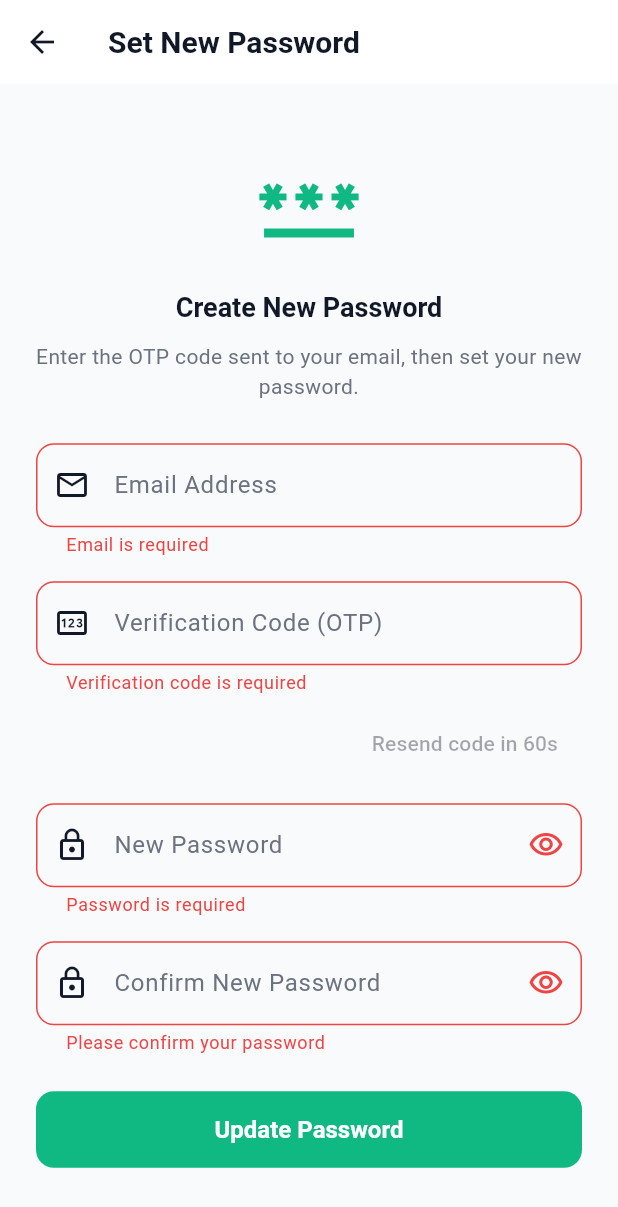
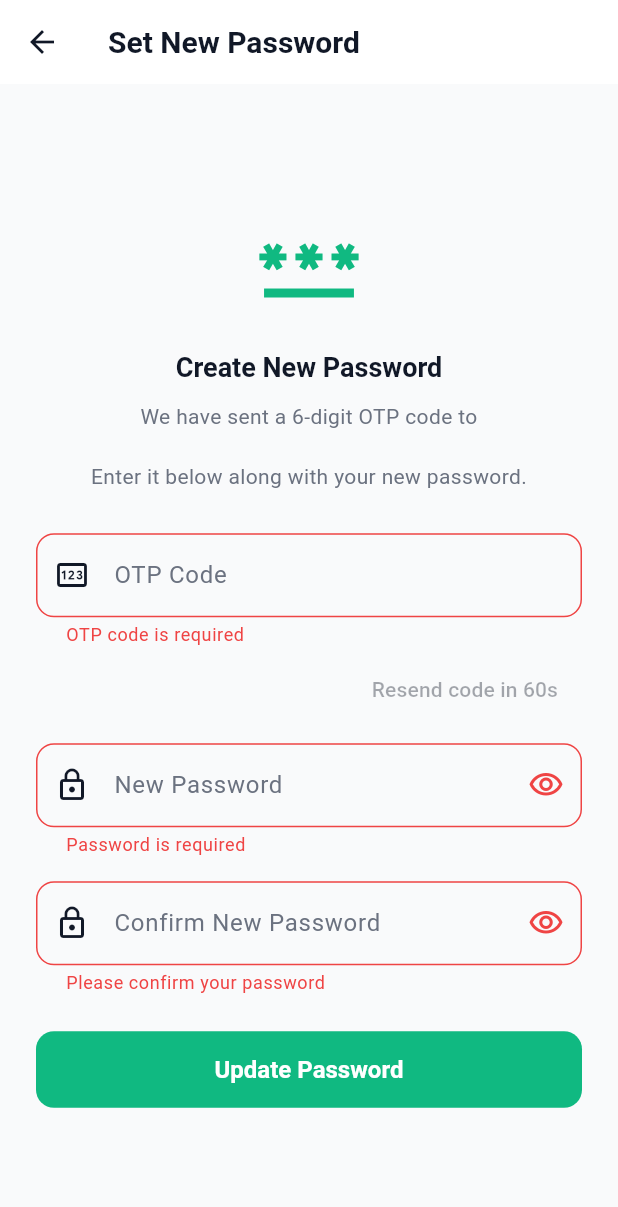
Before and after one commit to PrakashDharaviya/Resume_Builder_Flutter, a Flutter app: the ResetPasswordPage screen opened by its route, after a tap on "Update Password", on a phone screen of 412 x 824 dp. Shown: the top 1207 px of the screen. Run offline on Flutter 3.47's test engine with Material 3 defaults, Android fonts, the phone set to English and light mode, and no system bars; our stand-ins replace cloud_firestore, cloud_functions, dartz, equatable, firebase_auth, firebase_core and 9 more; accounts and stored records are empty.

Commit message:
Update forgot password cloud function and secure config keys

```diff
--- a/lib/features/auth/presentation/bloc/auth_bloc.dart
+++ b/lib/features/auth/presentation/bloc/auth_bloc.dart
@@ -167,32 +167,10 @@ class AuthBloc extends Bloc<AuthEvent, AuthState> {
   ) async {
     emit(const ForgotPasswordLoading());
 
-    final existsResult = await checkEmailExists(event.email);
+    // Directly call resetPassword which calls the cloud function.
+    // The cloud function natively checks if the user exists and returns an error if not.
+    final resetResult = await resetPassword(event.email);
 
-    await existsResult.fold(
-      (failure) async {
-        final resetResult = await resetPassword(event.email);
-        resetResult.fold(
-          (resetFailure) =>
-              emit(ForgotPasswordError(message: resetFailure.message)),
-          (_) => emit(
-            const ForgotPasswordSuccess(
-              message: 'Verification code sent. Please check your email.',
-            ),
-          ),
-        );
-      },
-      (exists) async {
-        if (!exists) {
-          emit(
-            const ForgotPasswordError(
-              message: 'No account found with this email address.',
-            ),
-          );
-          return;
-        }
-
-        final resetResult = await resetPassword(event.email);
     resetResult.fold(
       (failure) => emit(ForgotPasswordError(message: failure.message)),
       (_) => emit(
@@ -200,8 +178,6 @@ class AuthBloc extends Bloc<AuthEvent, AuthState> {
           message: 'Verification code sent. Please check your email.',
         ),
       ),
-        );
-      },
     );
   }
 
--- a/lib/features/auth/presentation/pages/reset_password_page.dart
+++ b/lib/features/auth/presentation/pages/reset_password_page.dart
@@ -1,6 +1,7 @@
 import 'dart:async';
 
 import 'package:flutter/material.dart';
+import 'package:flutter/services.dart';
 import 'package:flutter_bloc/flutter_bloc.dart';
 import 'package:resumebuilder/core/constants/app_colors.dart';
 import 'package:resumebuilder/core/constants/app_routes.dart';
@@ -20,7 +21,6 @@ class ResetPasswordPage extends StatefulWidget {
 
 class _ResetPasswordPageState extends State<ResetPasswordPage> {
   final _formKey = GlobalKey<FormState>();
-  final _emailController = TextEditingController();
   final _otpCodeController = TextEditingController();
   final _newPasswordController = TextEditingController();
   final _confirmPasswordController = TextEditingController();
@@ -30,18 +30,18 @@ class _ResetPasswordPageState extends State<ResetPasswordPage> {
   Timer? _resendTimer;
   int _secondsUntilResend = 60;
 
+  String get _email => widget.initialEmail?.trim() ?? '';
+
   @override
   void initState() {
     super.initState();
-    _emailController.text = widget.initialEmail?.trim() ?? '';
-    if (_emailController.text.isNotEmpty) {
+    if (_email.isNotEmpty) {
       _startResendCountdown();
     }
   }
 
   @override
   void dispose() {
-    _emailController.dispose();
     _otpCodeController.dispose();
     _newPasswordController.dispose();
     _confirmPasswordController.dispose();
@@ -76,10 +76,10 @@ class _ResetPasswordPageState extends State<ResetPasswordPage> {
   }
 
   void _onResendCode() {
-    if (Validators.validateEmail(_emailController.text.trim()) != null) {
+    if (_email.isEmpty) {
       ScaffoldMessenger.of(context).showSnackBar(
         const SnackBar(
-          content: Text('Please enter a valid email address to resend code.'),
+          content: Text('Email address not available. Please go back and try again.'),
           backgroundColor: AppColors.error,
         ),
       );
@@ -87,7 +87,7 @@ class _ResetPasswordPageState extends State<ResetPasswordPage> {
     }
 
     context.read<AuthBloc>().add(
-      ForgotPasswordRequestedEvent(email: _emailController.text.trim()),
+      ForgotPasswordRequestedEvent(email: _email),
     );
   }
 
@@ -96,9 +96,19 @@ class _ResetPasswordPageState extends State<ResetPasswordPage> {
       return;
     }
 
+    if (_email.isEmpty) {
+      ScaffoldMessenger.of(context).showSnackBar(
+        const SnackBar(
+          content: Text('Email address not available. Please go back and try again.'),
+          backgroundColor: AppColors.error,
+        ),
+      );
+      return;
+    }
+
     context.read<AuthBloc>().add(
       ConfirmPasswordResetEvent(
-        email: _emailController.text.trim(),
+        email: _email,
         oobCode: _otpCodeController.text.trim(),
         newPassword: _newPasswordController.text,
       ),
@@ -164,12 +174,15 @@ class _ResetPasswordPageState extends State<ResetPasswordPage> {
                   child: Column(
                     crossAxisAlignment: CrossAxisAlignment.stretch,
                     children: [
+                      // Icon
                       const Icon(
                         Icons.password,
                         size: 72,
                         color: AppColors.primary,
                       ),
                       const SizedBox(height: 20),
+
+                      // Title
                       Text(
                         'Create New Password',
                         textAlign: TextAlign.center,
@@ -177,46 +190,48 @@ class _ResetPasswordPageState extends State<ResetPasswordPage> {
                             ?.copyWith(fontWeight: FontWeight.bold),
                       ),
                       const SizedBox(height: 10),
+
+                      // Description with email
                       Text(
-                        'Enter the OTP code sent to your email, then set your new password.',
+                        'We have sent a 6-digit OTP code to\n$_email\nEnter it below along with your new password.',
                         textAlign: TextAlign.center,
                         style: Theme.of(context).textTheme.bodyMedium?.copyWith(
                           color: AppColors.textSecondaryLight,
                         ),
                       ),
                       const SizedBox(height: 28),
-                      TextFormField(
-                        controller: _emailController,
-                        keyboardType: TextInputType.emailAddress,
-                        enabled: !isLoading,
-                        decoration: const InputDecoration(
-                          labelText: 'Email Address',
-                          prefixIcon: Icon(Icons.email_outlined),
-                        ),
-                        validator: Validators.validateEmail,
-                      ),
-                      const SizedBox(height: 16),
+
+                      // OTP Field
                       TextFormField(
                         controller: _otpCodeController,
                         keyboardType: TextInputType.number,
                         enabled: !isLoading,
+                        maxLength: 6,
+                        inputFormatters: [
+                          FilteringTextInputFormatter.digitsOnly,
+                          LengthLimitingTextInputFormatter(6),
+                        ],
                         decoration: const InputDecoration(
-                          labelText: 'Verification Code (OTP)',
+                          labelText: 'OTP Code',
+                          hintText: 'Enter 6-digit OTP',
                           prefixIcon: Icon(Icons.pin_outlined),
+                          counterText: '',
                         ),
                         validator: (value) {
                           if (value == null || value.trim().isEmpty) {
-                            return 'Verification code is required';
+                            return 'OTP code is required';
                           }
 
                           final code = value.trim();
                           if (code.length != 6 || int.tryParse(code) == null) {
-                            return 'Enter a valid 6-digit code';
+                            return 'Enter a valid 6-digit OTP code';
                           }
                           return null;
                         },
                       ),
-                      const SizedBox(height: 8),
+
+                      // Resend code button
+                      const SizedBox(height: 4),
                       Align(
                         alignment: Alignment.centerRight,
                         child: TextButton(
@@ -230,7 +245,9 @@ class _ResetPasswordPageState extends State<ResetPasswordPage> {
                           ),
                         ),
                       ),
-                      const SizedBox(height: 16),
+                      const SizedBox(height: 12),
+
+                      // New Password Field
                       TextFormField(
                         controller: _newPasswordController,
                         obscureText: _obscureNewPassword,
@@ -254,6 +271,8 @@ class _ResetPasswordPageState extends State<ResetPasswordPage> {
                         validator: Validators.validatePassword,
                       ),
                       const SizedBox(height: 16),
+
+                      // Confirm Password Field
                       TextFormField(
                         controller: _confirmPasswordController,
                         obscureText: _obscureConfirmPassword,
@@ -282,6 +301,8 @@ class _ResetPasswordPageState extends State<ResetPasswordPage> {
                             ),
                       ),
                       const SizedBox(height: 24),
+
+                      // Update Password Button
                       ElevatedButton(
                         onPressed: isLoading ? null : _onResetPassword,
                         style: ElevatedButton.styleFrom(
--- a/lib/main.dart
+++ b/lib/main.dart
@@ -20,7 +20,7 @@ void main() async {
   await dotenv.load(fileName: '.env');
   await Firebase.initializeApp(options: DefaultFirebaseOptions.currentPlatform);
 
-  // Use Firebase emulator for local development
+  // Use Firebase emulator for local development (Free for students!)
   if (kDebugMode && kIsWeb) {
     FirebaseFunctions.instance.useFunctionsEmulator('localhost', 5001);
   }
```
Also changed, not shown: lib/features/auth/data/datasources/auth_remote_data_source.dart (+12 -2 lines), lib/features/auth/presentation/pages/forgot_password_page.dart (+14 -9 lines), 2 other files. Lines whose indentation alone changed are shown as unchanged.
